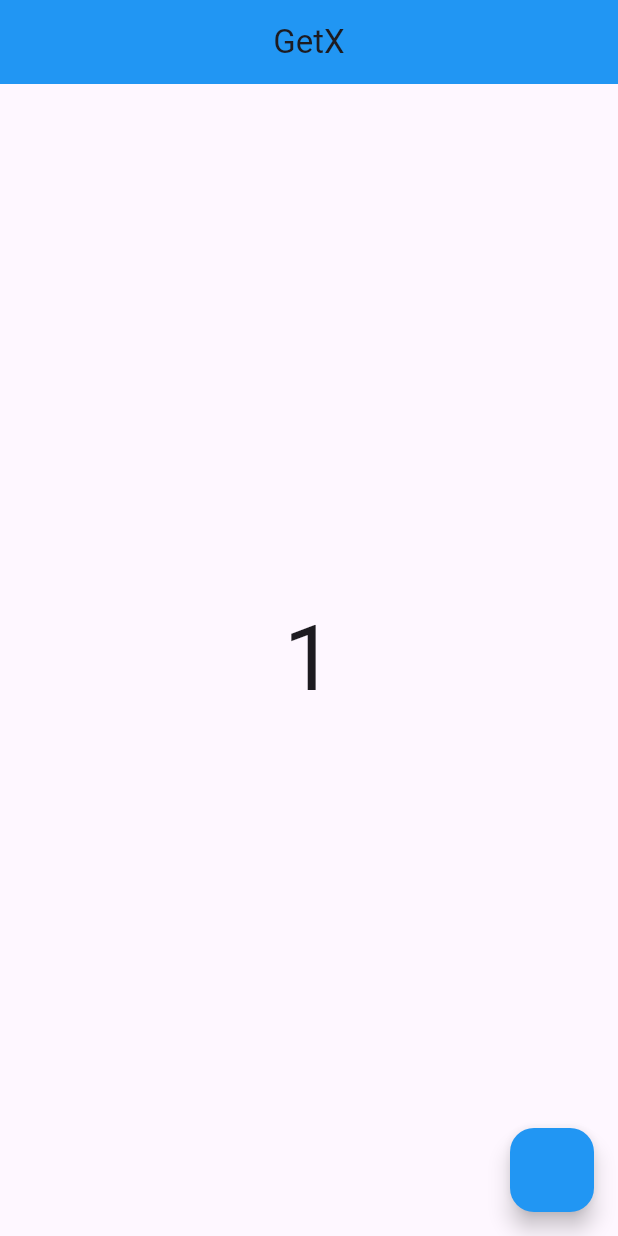
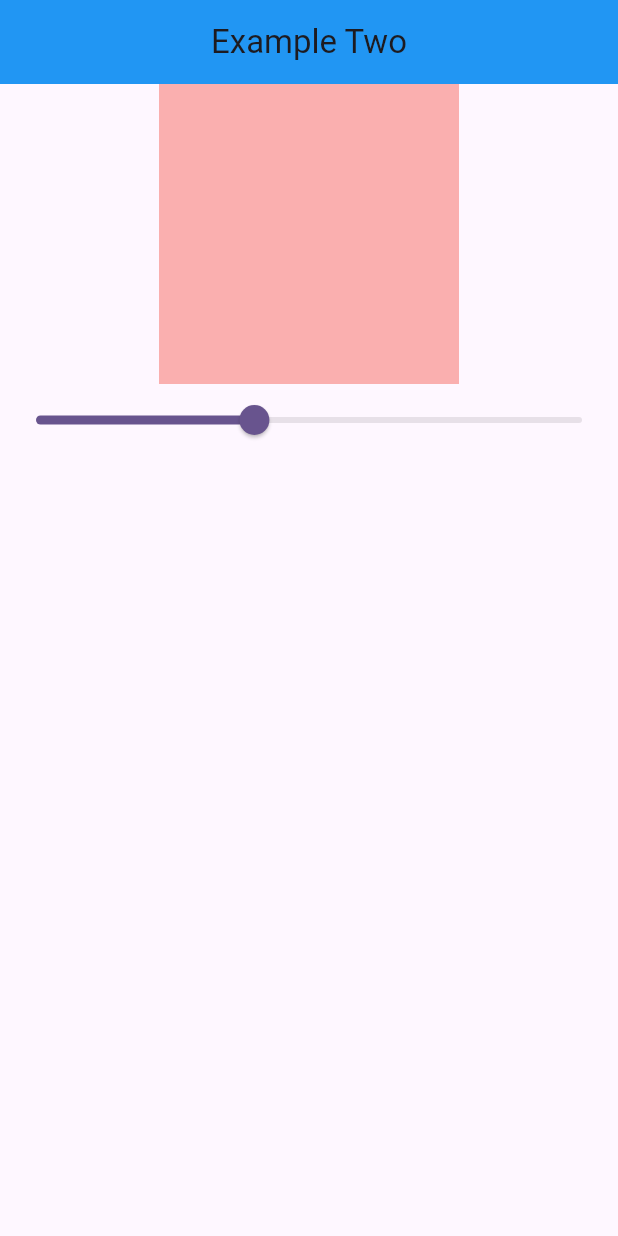
Before and after one commit to Qamar80/getx-state-management-yt, a Flutter app: the screen it shows after launch, on a phone screen of 412 x 824 dp. Run offline on Flutter 3.47's test engine with Material 3 defaults, Android fonts, the phone set to English and light mode, and no system bars; our stand-ins replace get.

Commit message:
example two which slider value change

```diff
--- /dev/null
+++ b/lib/example_two_controller.dart
@@ -0,0 +1,15 @@
+
+
+
+import 'package:get/get.dart';
+
+class ExampleTwoController extends GetxController{
+
+  RxDouble opacity=.4.obs;
+
+
+  setOpacity(double value){
+    opacity.value=value;
+  }
+
+}
--- /dev/null
+++ b/lib/example_two_screen.dart
@@ -0,0 +1,48 @@
+import 'package:flutter/material.dart';
+import 'package:get/get.dart';
+import 'package:get/get_common/get_reset.dart';
+import 'package:getx_state_management/example_two_controller.dart';
+
+class ExampleTwoScreen extends StatefulWidget {
+  const ExampleTwoScreen({super.key});
+
+  @override
+  State<ExampleTwoScreen> createState() => _ExampleTwoScreenState();
+}
+
+class _ExampleTwoScreenState extends State<ExampleTwoScreen> {
+
+ ExampleTwoController exampleTwoController=Get.put(ExampleTwoController());
+
+
+  @override
+  Widget build(BuildContext context) {
+
+    return Scaffold(
+
+      appBar: AppBar(
+        title: const Text('Example Two'),
+        backgroundColor: Colors.blue,
+        centerTitle: true,
+      ),
+      body: Column(
+        children: [
+
+          Obx(()=>  Container(
+            height: 200,
+            width: 200,
+            color: Colors.red.withOpacity(exampleTwoController.opacity.value),
+          ),),
+
+          Obx(()=>   Slider(value: exampleTwoController.opacity.value, onChanged: (value){
+            exampleTwoController.setOpacity(value);
+
+          })),
+
+
+
+        ],
+      ),
+    );
+  }
+}
--- a/lib/main.dart
+++ b/lib/main.dart
@@ -1,4 +1,5 @@
 import 'package:flutter/material.dart';
+import 'package:getx_state_management/example_two_screen.dart';
 import 'package:getx_state_management/home_screen.dart';
 
 void main() {
@@ -18,7 +19,8 @@ class MyApp extends StatelessWidget {
         colorScheme: ColorScheme.fromSeed(seedColor: Colors.deepPurple),
         useMaterial3: true,
       ),
-      home: HomeScreen(),
+     // home: HomeScreen(),
+      home: ExampleTwoScreen(),
     );
   }
 }
```
